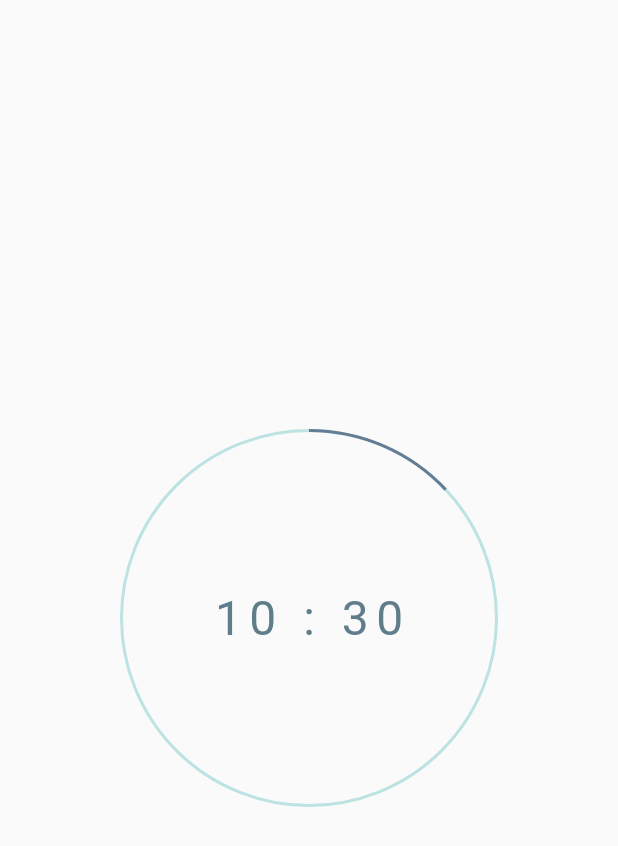
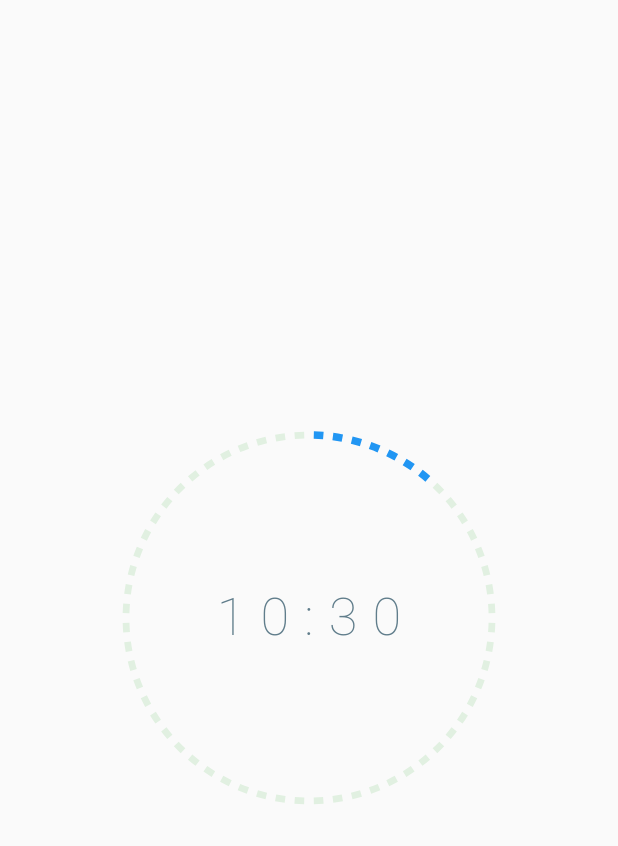
Before and after one commit to JavadMokhtari/ClockApp, a Flutter app: the screen it shows after launch, on a phone screen of 412 x 824 dp. Shown: the top 846 px of the screen. Run offline on Flutter 3.47's test engine with Material 2 defaults, Android fonts, the phone set to English and light mode, and no system bars; drawn by our look-alikes of step_progress_indicator.

```diff
--- a/clock_app/lib/screens/clock_screen.dart
+++ b/clock_app/lib/screens/clock_screen.dart
@@ -1,5 +1,6 @@
 import 'dart:async';
 import 'package:flutter/material.dart';
+import 'package:step_progress_indicator/step_progress_indicator.dart';
 
 class ClockScreen extends StatefulWidget {
   const ClockScreen({super.key});
@@ -47,7 +48,9 @@ class _ClockScreenState extends State<ClockScreen>
   }
 
   String _formatDateTime(DateTime dateTime) {
-    return '${dateTime.hour} : ${dateTime.minute}';
+    String minute = dateTime.minute.toString().padLeft(2, '0');
+    String hour = dateTime.hour.toString().padLeft(2, '0');
+    return '$hour:$minute';
   }
 
   @override
@@ -55,32 +58,30 @@ class _ClockScreenState extends State<ClockScreen>
     return MaterialApp(
       home: Scaffold(
           body: Center(
-          child: Stack(children: [
-            Center(
+        child: CircularStepProgressIndicator(
+          height: 250,
+          width: 250,
+          totalSteps: 60,
+          currentStep: DateTime.now().second.toInt(),
+          selectedStepSize: 5,
+          unselectedStepSize: 4.5,
+          gradientColor: const LinearGradient(
+            colors: [Colors.blueGrey, Colors.teal],
+          ),
+          unselectedColor: const Color.fromARGB(50, 120, 200, 120),
+          child: Center(
             child: Text(
               _timeString,
               style: const TextStyle(
-                  fontSize: 32,
-                  letterSpacing: 5,
+                fontSize: 35,
+                fontWeight: FontWeight.w100,
+                letterSpacing: 10,
                 color: Colors.blueGrey,
               ),
             ),
           ),
-            Center(
-              child: SizedBox(
-                width: 250,
-                height: 250,
-                child: CircularProgressIndicator(
-                  color: const Color.fromARGB(255, 100, 125, 150),
-                  backgroundColor: const Color.fromARGB(120, 120, 200, 200),
-                  value: controller.value,
-                  strokeWidth: 2.0,
         ),
-              ),
-            )
-          ]),
-        ),
-      ),
+      )),
     );
   }
 }
```
Lines whose indentation alone changed are shown as unchanged.
